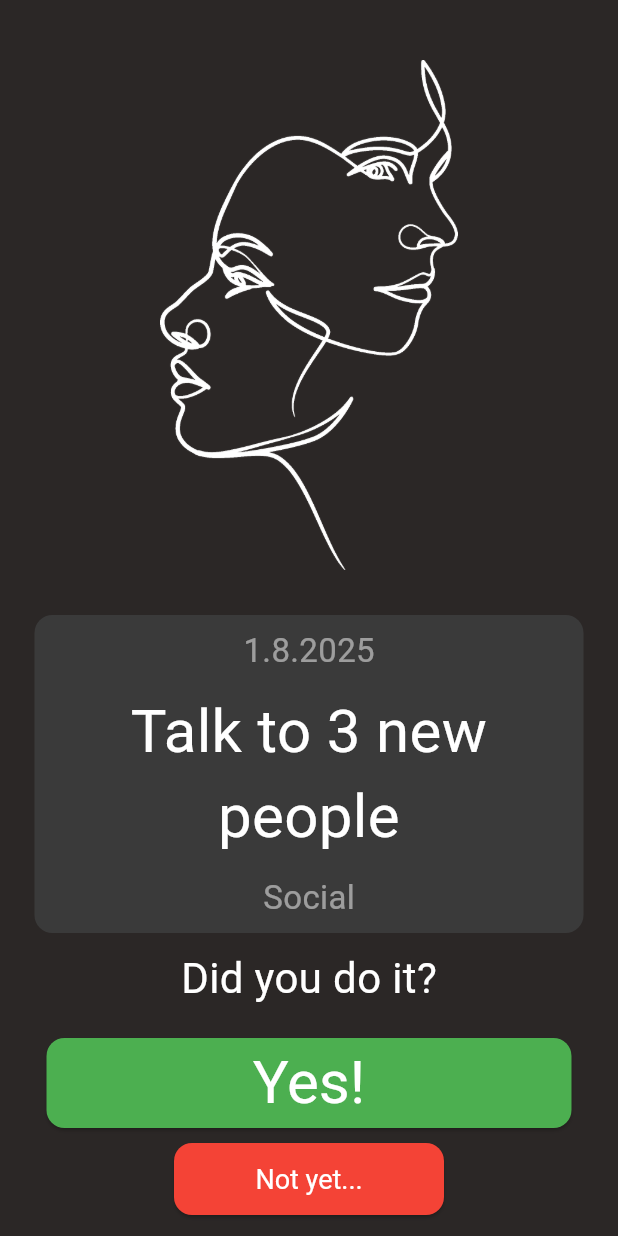
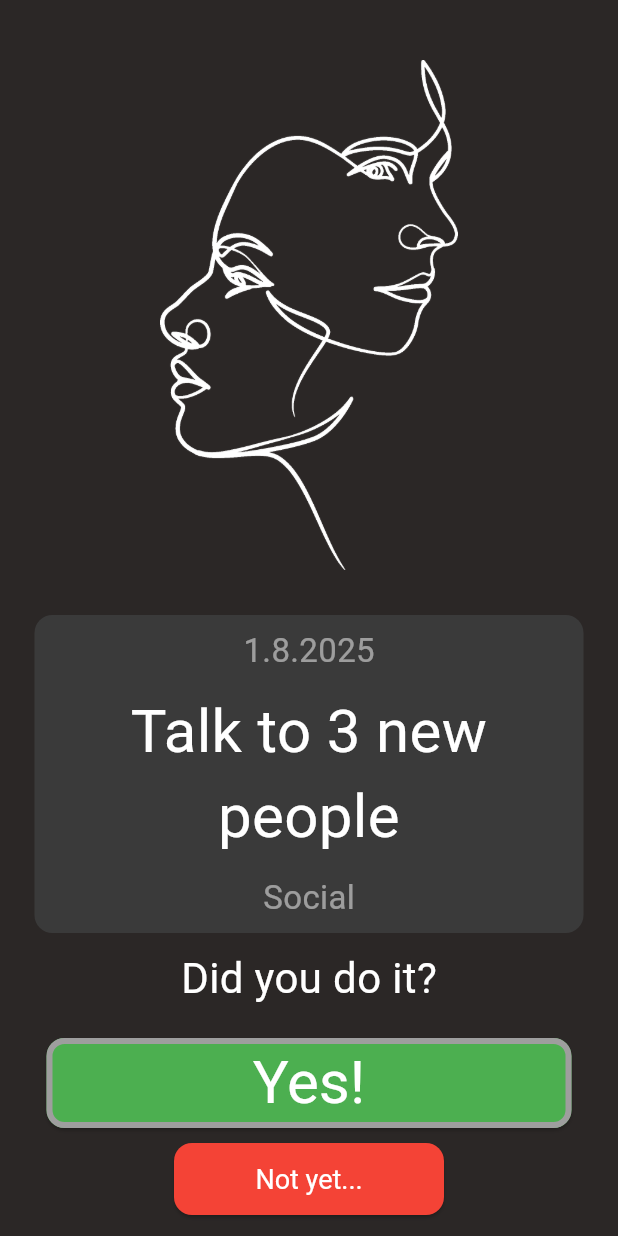
Before and after one commit to temevh/betterbrain, a Flutter app: the screen it shows after launch, on a phone screen of 412 x 824 dp. Run offline on Flutter 3.47's test engine with Material 3 defaults, Android fonts, the phone set to English and light mode, and no system bars.

Commit message:
git test

```diff
--- a/lib/buttons/success_btn.dart
+++ b/lib/buttons/success_btn.dart
@@ -16,6 +16,7 @@ class SuccessBtn extends StatelessWidget {
           textStyle: TextStyle(fontSize: 24),
           shape: RoundedRectangleBorder(
             borderRadius: BorderRadius.circular(12),
+            side: const BorderSide(color: Colors.grey, width: 4),
           ),
         ),
         child: Text("Yes!", style: TextStyle(fontSize: 40)),
```
